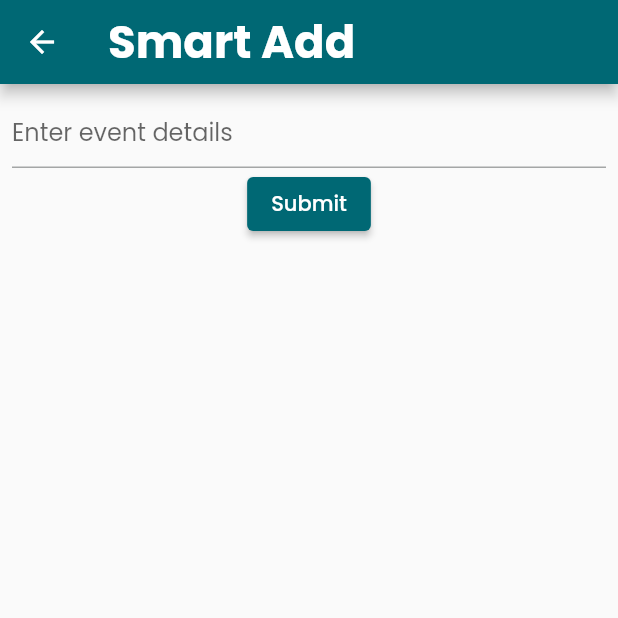
After one commit to ucd-seniorDesign2324/Neuro-Nudge-Flutter-Project, a Flutter app: the ChooserPage screen opened directly, after a tap on "Smart Add", on a phone screen of 412 x 824 dp, the top half of it. The commit adds this screen. Run offline on Flutter 3.47's test engine with Material 3 defaults, Android fonts, the phone set to English and light mode, and no system bars; our stand-ins replace firebase_core, flutter_local_notifications, flutter_riverpod, gap, google_fonts, material_floating_search_bar_2 and 2 more; missing offline and left inert: icalendar_parser; accounts and stored records are empty.

Commit message:
some pages added to better handle event adding. still need to finish back end logic and add api call

```diff
--- /dev/null
+++ b/lib/presentation/add_task_chooser.dart
@@ -0,0 +1,37 @@
+import 'package:flutter/material.dart';
+import 'smart_add_page.dart';
+import 'package:nn/presentation/new_task_view.dart';
+
+class ChooserPage extends StatelessWidget {
+  const ChooserPage({Key? key}) : super(key: key);
+
+  @override
+  Widget build(BuildContext context) {
+    return Scaffold(
+      appBar: AppBar(
+        title: Text('Add Event'),
+      ),
+      body: Center(
+        child: Column(
+          mainAxisAlignment: MainAxisAlignment.center,
+          children: <Widget>[
+            ElevatedButton(
+              onPressed: () => Navigator.push(
+                context,
+                MaterialPageRoute(builder: (context) => SmartAddPage()),
+              ),
+              child: Text('Smart Add'),
+            ),
+            ElevatedButton(
+              onPressed: () => Navigator.push(
+                context,
+                MaterialPageRoute(builder: (context) => NewTaskView()),
+              ),
+              child: Text('Manual Add'),
+            ),
+          ],
+        ),
+      ),
+    );
+  }
+}
--- /dev/null
+++ b/lib/presentation/smart_add_page.dart
@@ -0,0 +1,67 @@
+import 'package:flutter/material.dart';
+import 'package:nn/presentation/new_task_view.dart';
+import 'package:http/http.dart' as http;
+import 'dart:convert';
+
+class SmartAddPage extends StatefulWidget {
+  const SmartAddPage({Key? key}) : super(key: key);
+
+  @override
+  _SmartAddPageState createState() => _SmartAddPageState();
+}
+
+class _SmartAddPageState extends State<SmartAddPage> {
+  final TextEditingController _controller = TextEditingController();
+
+  Future<void> _sendForParsing() async {
+    // Your API endpoint
+    const String url = 'https://yourapi.com/parse-event';
+
+    // API call using the user's input
+    final response = await http.post(Uri.parse(url), body: {
+      'eventText': _controller.text,
+    });
+
+    if (response.statusCode == 200) {
+      // Assuming the response is a JSON
+      final Map<String, dynamic> eventDetails = json.decode(response.body);
+
+      // Redirect to Manual Add Page with the event details
+      Navigator.pushReplacement(
+        context,
+        MaterialPageRoute(
+          //builder: (context) => NewTaskView(eventDetails: eventDetails)
+          builder: (context) => NewTaskView(),
+        ),
+      );
+    } else {
+      // Handle the error or show an error message
+    }
+  }
+
+  @override
+  Widget build(BuildContext context) {
+    return Scaffold(
+      appBar: AppBar(
+        title: Text('Smart Add'),
+      ),
+      body: Padding(
+        padding: const EdgeInsets.all(8.0),
+        child: Column(
+          children: [
+            TextField(
+              controller: _controller,
+              decoration: InputDecoration(
+                hintText: 'Enter event details',
+              ),
+            ),
+            ElevatedButton(
+              onPressed: _sendForParsing,
+              child: Text('Submit'),
+            ),
+          ],
+        ),
+      ),
+    );
+  }
+}
--- a/pubspec.yaml
+++ b/pubspec.yaml
@@ -53,6 +53,7 @@ dependencies:
 
   flutter_riverpod: ^2.5.1
   riverpod_annotation: ^2.3.5
+  http: ^1.2.1
 
 dev_dependencies:
   flutter_test:
```
Also changed, not shown: lib/methods/recurrence_picker.dart (added, +96 -0 lines), lib/presentation/new_task_view.dart (+96 -13 lines), pubspec.lock, 1 other file.
